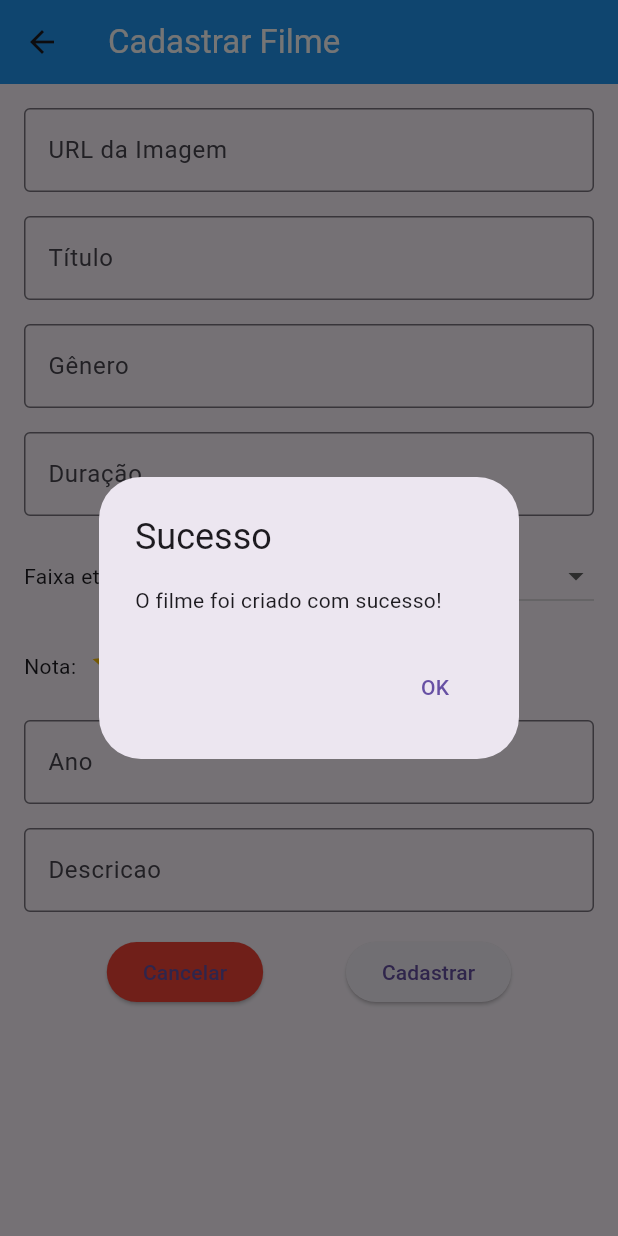
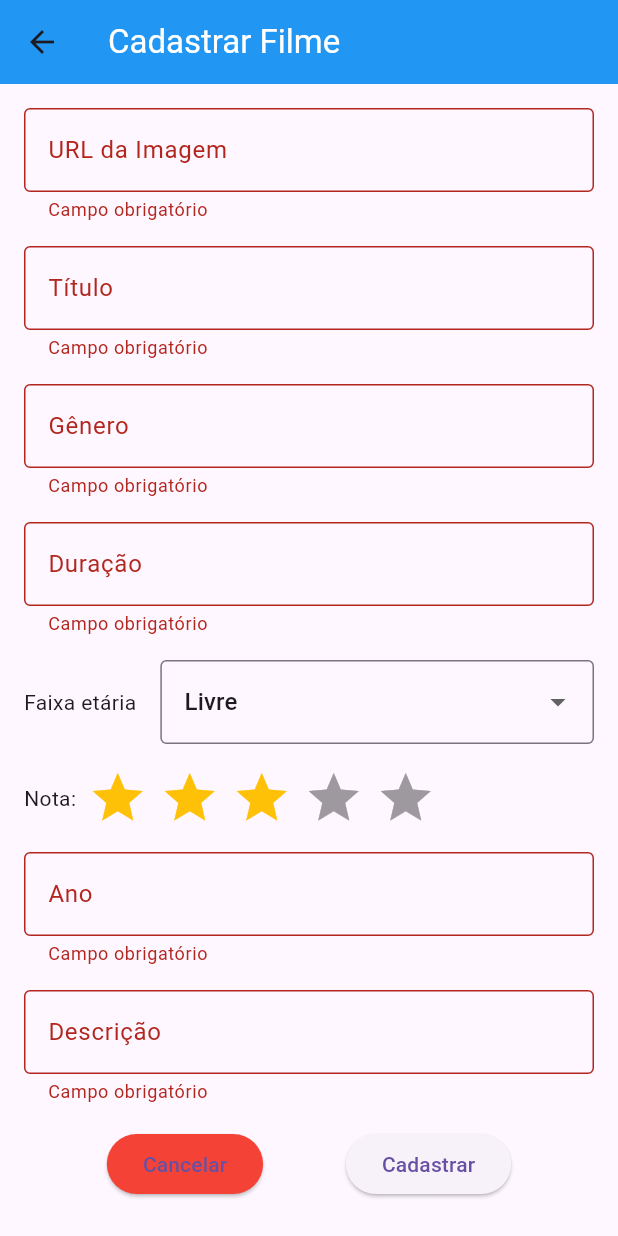
Before and after one commit to VictorBarretoLF/cadastro_filmes_dart, a Flutter app: the CadastrarFilme screen opened directly, after a tap on "Cadastrar", on a phone screen of 412 x 824 dp. Run offline on Flutter 3.47's test engine with Material 3 defaults, Android fonts, the phone set to English and light mode, and no system bars; drawn by our look-alikes of flutter_rating_bar; our stand-ins replace sqflite; accounts and stored records are empty.

Commit message:
chore: validando campos para cadastrar filme

```diff
--- a/lib/view/cadastrar_filme.dart
+++ b/lib/view/cadastrar_filme.dart
@@ -10,6 +10,7 @@ class CadastrarFilme extends StatefulWidget {
 }
 
 class _CadastrarFilmeState extends State<CadastrarFilme> {
+  final _formKey = GlobalKey<FormState>();
   final TextEditingController _urlDaImagem = TextEditingController();
   final TextEditingController _tituloController = TextEditingController();
   final TextEditingController _generoController = TextEditingController();
@@ -33,36 +34,53 @@ class _CadastrarFilmeState extends State<CadastrarFilme> {
       ),
       body: SingleChildScrollView(
         padding: const EdgeInsets.all(16.0),
+        child: Form(
+          key: _formKey,
           child: Column(
             children: [
-            TextField(
+              TextFormField(
                 controller: _urlDaImagem,
                 decoration: InputDecoration(
                   labelText: 'URL da Imagem',
                   border: OutlineInputBorder(),
                 ),
+                validator: (value) {
+                  if (value == null || value.isEmpty) {
+                    return 'Campo obrigatório';
+                  }
+                  return null;
+                },
               ),
-
               SizedBox(height: 16.0),
-            TextField(
+              TextFormField(
                 controller: _tituloController,
                 decoration: InputDecoration(
                   labelText: 'Título',
                   border: OutlineInputBorder(),
                 ),
+                validator: (value) {
+                  if (value == null || value.isEmpty) {
+                    return 'Campo obrigatório';
+                  }
+                  return null;
+                },
               ),
-
               SizedBox(height: 16.0),
-            TextField(
+              TextFormField(
                 controller: _generoController,
                 decoration: InputDecoration(
                   labelText: 'Gênero',
                   border: OutlineInputBorder(),
                 ),
+                validator: (value) {
+                  if (value == null || value.isEmpty) {
+                    return 'Campo obrigatório';
+                  }
+                  return null;
+                },
               ),
-
               SizedBox(height: 16.0),
-            TextField(
+              TextFormField(
                 controller: _duracaoController,
                 decoration: InputDecoration(
                   labelText: 'Duração',
@@ -72,15 +90,20 @@ class _CadastrarFilmeState extends State<CadastrarFilme> {
                 inputFormatters: <TextInputFormatter>[
                   FilteringTextInputFormatter.digitsOnly
                 ],
+                validator: (value) {
+                  if (value == null || value.isEmpty) {
+                    return 'Campo obrigatório';
+                  }
+                  return null;
+                },
               ),
-
               SizedBox(height: 16.0),
               Row(
                 children: [
                   Text("Faixa etária"),
                   SizedBox(width: 16.0), // Espaço de 16 pixels
                   Expanded(
-                  child: DropdownButton<String>(
+                    child: DropdownButtonFormField<String>(
                       value: _selectedClassificacao,
                       isExpanded: true, // Adiciona esta linha para expandir o dropdown
                       items: <String>['Livre', '10', '12', '14', '16', '18']
@@ -95,6 +118,9 @@ class _CadastrarFilmeState extends State<CadastrarFilme> {
                           _selectedClassificacao = newValue!;
                         });
                       },
+                      decoration: InputDecoration(
+                        border: OutlineInputBorder(),
+                      ),
                     ),
                   ),
                 ],
@@ -124,9 +150,8 @@ class _CadastrarFilmeState extends State<CadastrarFilme> {
                   ),
                 ],
               ),
-
               SizedBox(height: 16.0),
-            TextField(
+              TextFormField(
                 controller: _anoController,
                 decoration: InputDecoration(
                   labelText: 'Ano',
@@ -136,17 +161,27 @@ class _CadastrarFilmeState extends State<CadastrarFilme> {
                 inputFormatters: <TextInputFormatter>[
                   FilteringTextInputFormatter.digitsOnly
                 ],
+                validator: (value) {
+                  if (value == null || value.isEmpty) {
+                    return 'Campo obrigatório';
+                  }
+                  return null;
+                },
               ),
-
               SizedBox(height: 16.0),
-            TextField(
+              TextFormField(
                 controller: _descricaoController,
                 decoration: InputDecoration(
-                labelText: 'Descricao',
+                  labelText: 'Descrição',
                   border: OutlineInputBorder(),
                 ),
+                validator: (value) {
+                  if (value == null || value.isEmpty) {
+                    return 'Campo obrigatório';
+                  }
+                  return null;
+                },
               ),
-
               SizedBox(height: 16.0),
               Row(
                 mainAxisAlignment: MainAxisAlignment.spaceEvenly,
@@ -162,6 +197,7 @@ class _CadastrarFilmeState extends State<CadastrarFilme> {
                   ),
                   ElevatedButton(
                     onPressed: () async {
+                      if (_formKey.currentState!.validate()) {
                         var filme = Filme(
                           titulo: _tituloController.text,
                           urlFilme: _urlDaImagem.text,
@@ -193,6 +229,7 @@ class _CadastrarFilmeState extends State<CadastrarFilme> {
                             Navigator.of(context).pop(); // Dar pop na tela
                           });
                         }
+                      }
                     },
                     child: Text('Cadastrar'),
                   ),
@@ -201,6 +238,7 @@ class _CadastrarFilmeState extends State<CadastrarFilme> {
             ],
           ),
         ),
+      ),
     );
   }
 }
```
Lines whose indentation alone changed are shown as unchanged.
